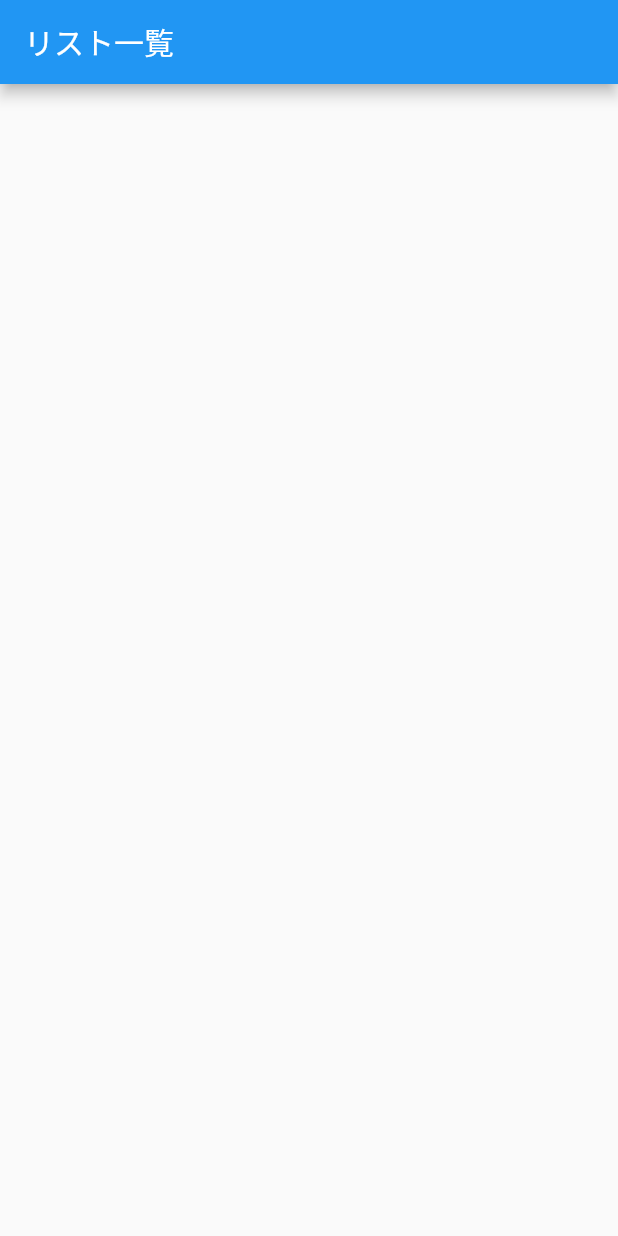
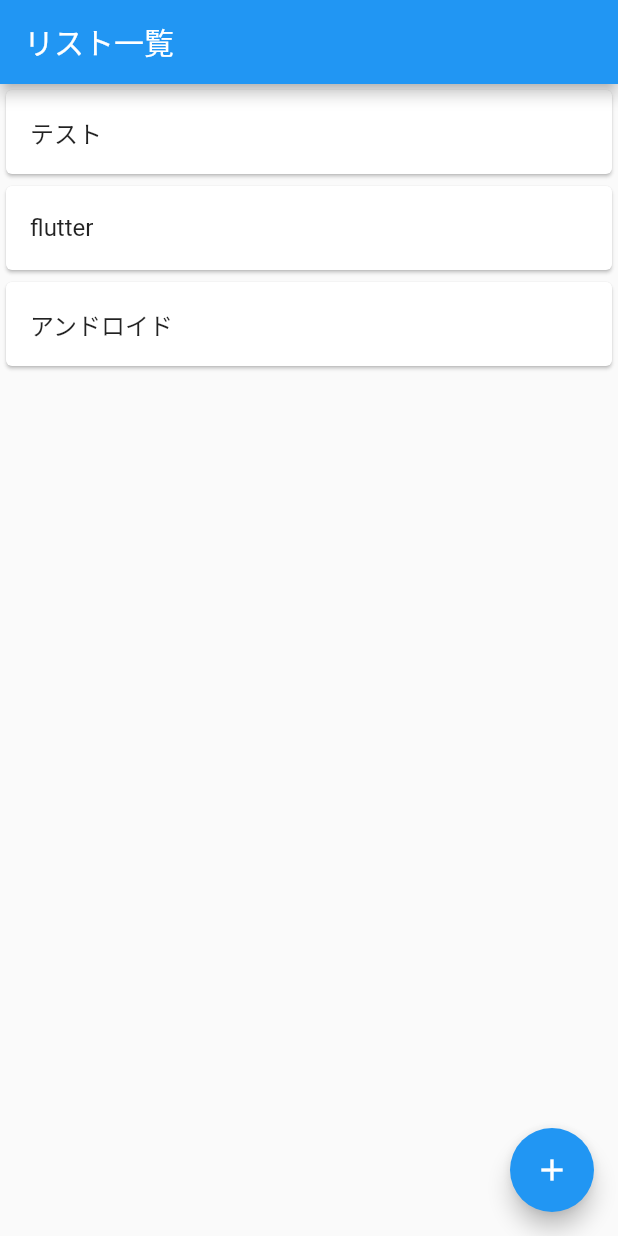
Before and after one commit to MY-CODE-1981/task_app, a Flutter app: the screen it shows after launch, on a phone screen of 412 x 824 dp. Run offline on Flutter 3.47's test engine with Material 2 defaults, Android fonts, the phone set to English and light mode, and no system bars.

Commit message:
add StatefulWidget of TodoListPage

```diff
--- a/lib/main.dart
+++ b/lib/main.dart
@@ -9,24 +9,69 @@ class MyTodoApp extends StatelessWidget {
   @override
   Widget build(BuildContext context) {
     return MaterialApp(
-      // ここは後で消す
-      home: Scaffold(
-        appBar: AppBar(
-          title: Text('リスト一覧'),
-        ),
-      )
-
       // 右上に表示される"debug"ラベルを消す
-      // debugShowCheckedModeBanner: false,
+      debugShowCheckedModeBanner: false,
       // アプリ名
-      // title: 'My Todo App',
-      // theme: ThemeData(
-      //   // テーマカラー
-      //   primarySwatch: Colors.blue,
-      //   visualDensity: VisualDensity.adaptivePlatformDensity,
-      // ),
+      title: 'My Todo App',
+      theme: ThemeData(
+        // テーマカラー
+        primarySwatch: Colors.blue,
+        visualDensity: VisualDensity.adaptivePlatformDensity,
+      ),
       // リスト一覧画面を表示
-      // home: TodoListPage(),
+      home: TodoListPage(),
     );
   }
 }
+
+// リスト一覧画面用Widget
+class TodoListPage extends StatefulWidget {
+  @override
+  _TodoListPageState createState() => _TodoListPageState();
+}
+
+class _TodoListPageState extends State<TodoListPage> {
+  // Todoリストのデータ
+  List<String> todoList = ['テスト', 'flutter', 'アンドロイド'];
+
+  @override
+  Widget build(BuildContext context) {
+    return Scaffold(
+      // AppBarを表示し、タイトルも設定
+      appBar: AppBar(
+        title: Text('リスト一覧'),
+      ),
+      // データを元にListViewを作成
+      body: ListView.builder(
+        itemCount: todoList.length,
+        itemBuilder: (context, index) {
+          return Card(
+            child: ListTile(
+              title: Text(todoList[index]),
+            ),
+          );
+        },
+      ),
+      floatingActionButton: FloatingActionButton(
+        onPressed: () async {
+        //   // "push"で新規画面に遷移
+        //   // リスト追加画面から渡される値を受け取る
+        //   final newListText = await Navigator.of(context).push(
+        //     MaterialPageRoute(builder: (context) {
+        //       // 遷移先の画面としてリスト追加画面を指定
+        //       return TodoAddPage();
+        //     }),
+        //   );
+        //   if (newListText != null) {
+        //     // キャンセルした場合は newListText が null となるので注意
+        //     setState(() {
+        //       // リスト追加
+        //       todoList.add(newListText);
+        //     });
+        //   }
+        },
+        child: Icon(Icons.add),
+      ),
+    );
+  }
+}
```
